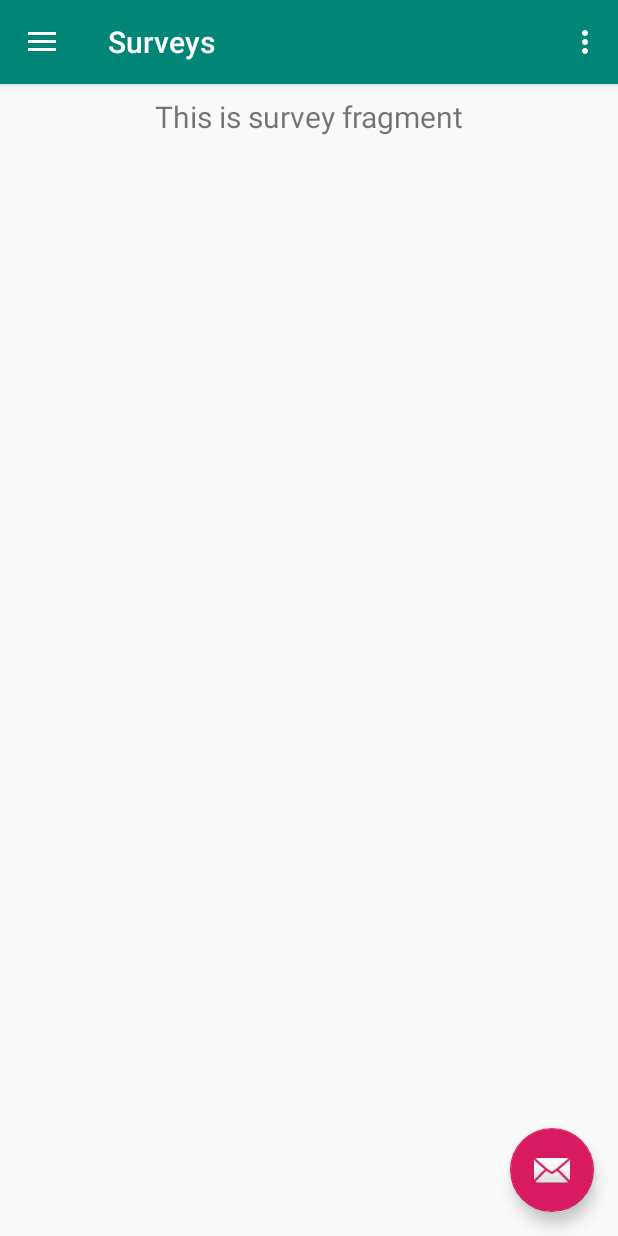
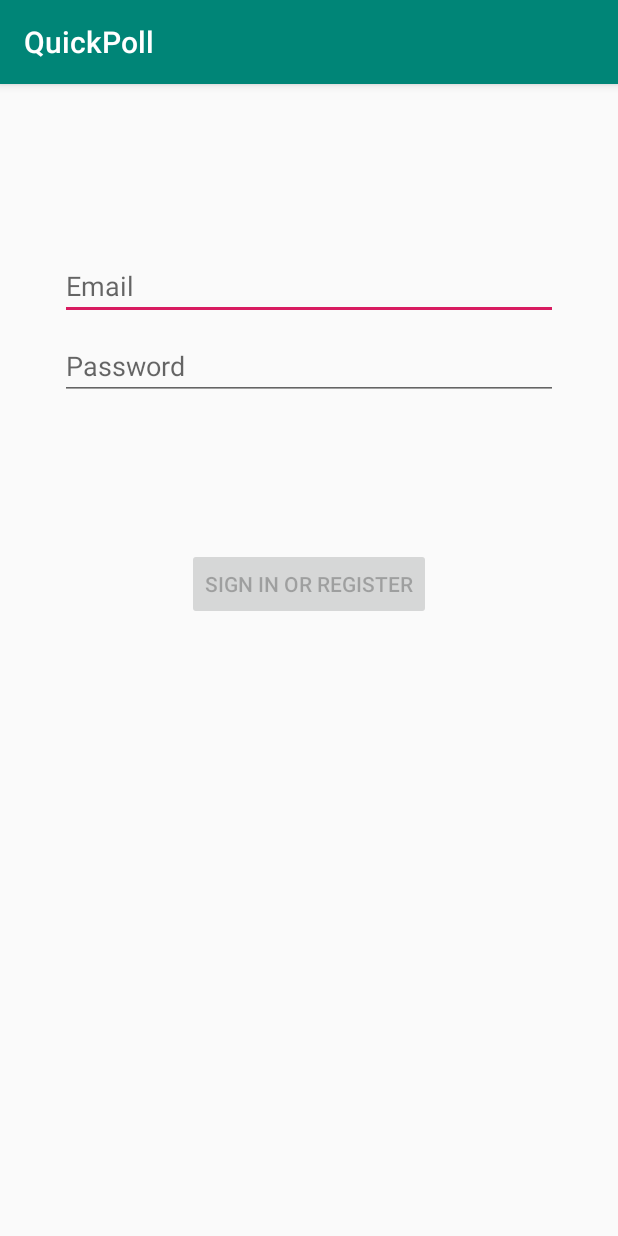
Before and after one commit to shahksh1011/QuickPoll, an Android app: the screen it shows after launch (MainActivity before the commit, LoginActivity after it), on a phone screen of 412 x 824 dp. Run offline under Robolectric (Android 15) with nearby library versions, the phone set to English and light mode, and no system bars.

Commit message:
Login template and Firebase json file

```diff
--- /dev/null
+++ b/Android-App/app/src/main/java/com/example/kshitij/quickpoll/data/LoginRepository.java
@@ -0,0 +1,54 @@
+package com.example.kshitij.quickpoll.data;
+
+import com.example.kshitij.quickpoll.data.model.LoggedInUser;
+
+/**
+ * Class that requests authentication and user information from the remote data source and
+ * maintains an in-memory cache of login status and user credentials information.
+ */
+public class LoginRepository {
+
+    private static volatile LoginRepository instance;
+
+    private LoginDataSource dataSource;
+
+    // If user credentials will be cached in local storage, it is recommended it be encrypted
+    // @see https://developer.android.com/training/articles/keystore
+    private LoggedInUser user = null;
+
+    // private constructor : singleton access
+    private LoginRepository(LoginDataSource dataSource) {
+        this.dataSource = dataSource;
+    }
+
+    public static LoginRepository getInstance(LoginDataSource dataSource) {
+        if (instance == null) {
+            instance = new LoginRepository(dataSource);
+        }
+        return instance;
+    }
+
+    public boolean isLoggedIn() {
+        return user != null;
+    }
+
+    public void logout() {
+        user = null;
+        dataSource.logout();
+    }
+
+    private void setLoggedInUser(LoggedInUser user) {
+        this.user = user;
+        // If user credentials will be cached in local storage, it is recommended it be encrypted
+        // @see https://developer.android.com/training/articles/keystore
+    }
+
+    public Result<LoggedInUser> login(String username, String password) {
+        // handle login
+        Result<LoggedInUser> result = dataSource.login(username, password);
+        if (result instanceof Result.Success) {
+            setLoggedInUser(((Result.Success<LoggedInUser>) result).getData());
+        }
+        return result;
+    }
+}
--- /dev/null
+++ b/Android-App/app/src/main/java/com/example/kshitij/quickpoll/ui/login/LoginActivity.java
@@ -0,0 +1,131 @@
+package com.example.kshitij.quickpoll.ui.login;
+
+import android.app.Activity;
+
+import androidx.lifecycle.Observer;
+import androidx.lifecycle.ViewModelProviders;
+
+import android.os.Bundle;
+
+import androidx.annotation.Nullable;
+import androidx.annotation.StringRes;
+import androidx.appcompat.app.AppCompatActivity;
+
+import android.text.Editable;
+import android.text.TextWatcher;
+import android.view.KeyEvent;
+import android.view.View;
+import android.view.inputmethod.EditorInfo;
+import android.widget.Button;
+import android.widget.EditText;
+import android.widget.ProgressBar;
+import android.widget.TextView;
+import android.widget.Toast;
+
+import com.example.kshitij.quickpoll.R;
+import com.example.kshitij.quickpoll.ui.login.LoginViewModel;
+import com.example.kshitij.quickpoll.ui.login.LoginViewModelFactory;
+
+public class LoginActivity extends AppCompatActivity {
+
+    private LoginViewModel loginViewModel;
+
+    @Override
+    public void onCreate(Bundle savedInstanceState) {
+        super.onCreate(savedInstanceState);
+        setContentView(R.layout.activity_login);
+        loginViewModel = ViewModelProviders.of(this, new LoginViewModelFactory())
+                .get(LoginViewModel.class);
+
+        final EditText usernameEditText = findViewById(R.id.username);
+        final EditText passwordEditText = findViewById(R.id.password);
+        final Button loginButton = findViewById(R.id.login);
+        final ProgressBar loadingProgressBar = findViewById(R.id.loading);
+
+        loginViewModel.getLoginFormState().observe(this, new Observer<LoginFormState>() {
+            @Override
+            public void onChanged(@Nullable LoginFormState loginFormState) {
+                if (loginFormState == null) {
+                    return;
+                }
+                loginButton.setEnabled(loginFormState.isDataValid());
+                if (loginFormState.getUsernameError() != null) {
+                    usernameEditText.setError(getString(loginFormState.getUsernameError()));
+                }
+                if (loginFormState.getPasswordError() != null) {
+                    passwordEditText.setError(getString(loginFormState.getPasswordError()));
+                }
+            }
+        });
+
+        loginViewModel.getLoginResult().observe(this, new Observer<LoginResult>() {
+            @Override
+            public void onChanged(@Nullable LoginResult loginResult) {
+                if (loginResult == null) {
+                    return;
+                }
+                loadingProgressBar.setVisibility(View.GONE);
+                if (loginResult.getError() != null) {
+                    showLoginFailed(loginResult.getError());
+                }
+                if (loginResult.getSuccess() != null) {
+                    updateUiWithUser(loginResult.getSuccess());
+                }
+                setResult(Activity.RESULT_OK);
+
+                //Complete and destroy login activity once successful
+                finish();
+            }
+        });
+
+        TextWatcher afterTextChangedListener = new TextWatcher() {
+            @Override
+            public void beforeTextChanged(CharSequence s, int start, int count, int after) {
+                // ignore
+            }
+
+            @Override
+            public void onTextChanged(CharSequence s, int start, int before, int count) {
+                // ignore
+            }
+
+            @Override
+            public void afterTextChanged(Editable s) {
+                loginViewModel.loginDataChanged(usernameEditText.getText().toString(),
+                        passwordEditText.getText().toString());
+            }
+        };
+        usernameEditText.addTextChangedListener(afterTextChangedListener);
+        passwordEditText.addTextChangedListener(afterTextChangedListener);
+        passwordEditText.setOnEditorActionListener(new TextView.OnEditorActionListener() {
+
+            @Override
+            public boolean onEditorAction(TextView v, int actionId, KeyEvent event) {
+                if (actionId == EditorInfo.IME_ACTION_DONE) {
+                    loginViewModel.login(usernameEditText.getText().toString(),
+                            passwordEditText.getText().toString());
+                }
+                return false;
+            }
+        });
+
+        loginButton.setOnClickListener(new View.OnClickListener() {
+            @Override
+            public void onClick(View v) {
+                loadingProgressBar.setVisibility(View.VISIBLE);
+                loginViewModel.login(usernameEditText.getText().toString(),
+                        passwordEditText.getText().toString());
+            }
+        });
+    }
+
+    private void updateUiWithUser(LoggedInUserView model) {
+        String welcome = getString(R.string.welcome) + model.getDisplayName();
+        // TODO : initiate successful logged in experience
+        Toast.makeText(getApplicationContext(), welcome, Toast.LENGTH_LONG).show();
+    }
+
+    private void showLoginFailed(@StringRes Integer errorString) {
+        Toast.makeText(getApplicationContext(), errorString, Toast.LENGTH_SHORT).show();
+    }
+}
--- /dev/null
+++ b/Android-App/app/src/main/java/com/example/kshitij/quickpoll/ui/login/LoginViewModel.java
@@ -0,0 +1,70 @@
+package com.example.kshitij.quickpoll.ui.login;
+
+import androidx.lifecycle.LiveData;
+import androidx.lifecycle.MutableLiveData;
+import androidx.lifecycle.ViewModel;
+
+import android.util.Patterns;
+
+import com.example.kshitij.quickpoll.data.LoginRepository;
+import com.example.kshitij.quickpoll.data.Result;
+import com.example.kshitij.quickpoll.data.model.LoggedInUser;
+import com.example.kshitij.quickpoll.R;
+
+public class LoginViewModel extends ViewModel {
+
+    private MutableLiveData<LoginFormState> loginFormState = new MutableLiveData<>();
+    private MutableLiveData<LoginResult> loginResult = new MutableLiveData<>();
+    private LoginRepository loginRepository;
+
+    LoginViewModel(LoginRepository loginRepository) {
+        this.loginRepository = loginRepository;
+    }
+
+    LiveData<LoginFormState> getLoginFormState() {
+        return loginFormState;
+    }
+
+    LiveData<LoginResult> getLoginResult() {
+        return loginResult;
+    }
+
+    public void login(String username, String password) {
+        // can be launched in a separate asynchronous job
+        Result<LoggedInUser> result = loginRepository.login(username, password);
+
+        if (result instanceof Result.Success) {
+            LoggedInUser data = ((Result.Success<LoggedInUser>) result).getData();
+            loginResult.setValue(new LoginResult(new LoggedInUserView(data.getDisplayName())));
+        } else {
+            loginResult.setValue(new LoginResult(R.string.login_failed));
+        }
+    }
+
+    public void loginDataChanged(String username, String password) {
+        if (!isUserNameValid(username)) {
+            loginFormState.setValue(new LoginFormState(R.string.invalid_username, null));
+        } else if (!isPasswordValid(password)) {
+            loginFormState.setValue(new LoginFormState(null, R.string.invalid_password));
+        } else {
+            loginFormState.setValue(new LoginFormState(true));
+        }
+    }
+
+    // A placeholder username validation check
+    private boolean isUserNameValid(String username) {
+        if (username == null) {
+            return false;
+        }
+        if (username.contains("@")) {
+            return Patterns.EMAIL_ADDRESS.matcher(username).matches();
+        } else {
+            return !username.trim().isEmpty();
+        }
+    }
+
+    // A placeholder password validation check
+    private boolean isPasswordValid(String password) {
+        return password != null && password.trim().length() > 5;
+    }
+}
--- /dev/null
+++ b/Android-App/app/src/main/java/com/example/kshitij/quickpoll/ui/login/LoginViewModelFactory.java
@@ -0,0 +1,26 @@
+package com.example.kshitij.quickpoll.ui.login;
+
+import androidx.lifecycle.ViewModel;
+import androidx.lifecycle.ViewModelProvider;
+import androidx.annotation.NonNull;
+
+import com.example.kshitij.quickpoll.data.LoginDataSource;
+import com.example.kshitij.quickpoll.data.LoginRepository;
+
+/**
+ * ViewModel provider factory to instantiate LoginViewModel.
+ * Required given LoginViewModel has a non-empty constructor
+ */
+public class LoginViewModelFactory implements ViewModelProvider.Factory {
+
+    @NonNull
+    @Override
+    @SuppressWarnings("unchecked")
+    public <T extends ViewModel> T create(@NonNull Class<T> modelClass) {
+        if (modelClass.isAssignableFrom(LoginViewModel.class)) {
+            return (T) new LoginViewModel(LoginRepository.getInstance(new LoginDataSource()));
+        } else {
+            throw new IllegalArgumentException("Unknown ViewModel class");
+        }
+    }
+}
--- /dev/null
+++ b/Android-App/app/src/main/res/layout/activity_login.xml
@@ -0,0 +1,78 @@
+<?xml version="1.0" encoding="utf-8"?>
+<androidx.constraintlayout.widget.ConstraintLayout xmlns:android="http://schemas.android.com/apk/res/android"
+    xmlns:app="http://schemas.android.com/apk/res-auto"
+    xmlns:tools="http://schemas.android.com/tools"
+    android:id="@+id/container"
+    android:layout_width="match_parent"
+    android:layout_height="match_parent"
+    android:paddingLeft="@dimen/activity_horizontal_margin"
+    android:paddingTop="@dimen/activity_vertical_margin"
+    android:paddingRight="@dimen/activity_horizontal_margin"
+    android:paddingBottom="@dimen/activity_vertical_margin"
+    tools:context=".ui.login.LoginActivity">
+
+    <EditText
+        android:id="@+id/username"
+        android:layout_width="0dp"
+        android:layout_height="wrap_content"
+        android:layout_marginStart="24dp"
+        android:layout_marginTop="96dp"
+        android:layout_marginEnd="24dp"
+
+        android:hint="@string/prompt_email"
+        android:inputType="textEmailAddress"
+        android:selectAllOnFocus="true"
+        app:layout_constraintEnd_toEndOf="parent"
+        app:layout_constraintStart_toStartOf="parent"
+        app:layout_constraintTop_toTopOf="parent" />
+
+    <EditText
+        android:id="@+id/password"
+        android:layout_width="0dp"
+        android:layout_height="wrap_content"
+        android:layout_marginStart="24dp"
+        android:layout_marginTop="8dp"
+        android:layout_marginEnd="24dp"
+
+        android:hint="@string/prompt_password"
+        android:imeActionLabel="@string/action_sign_in_short"
+        android:imeOptions="actionDone"
+        android:inputType="textPassword"
+        android:selectAllOnFocus="true"
+        app:layout_constraintEnd_toEndOf="parent"
+        app:layout_constraintStart_toStartOf="parent"
+        app:layout_constraintTop_toBottomOf="@+id/username" />
+
+    <Button
+        android:id="@+id/login"
+        android:layout_width="wrap_content"
+        android:layout_height="wrap_content"
+        android:layout_gravity="start"
+        android:layout_marginStart="48dp"
+        android:layout_marginTop="16dp"
+        android:layout_marginEnd="48dp"
+        android:layout_marginBottom="64dp"
+        android:enabled="false"
+        android:text="@string/action_sign_in"
+        app:layout_constraintBottom_toBottomOf="parent"
+        app:layout_constraintEnd_toEndOf="parent"
+        app:layout_constraintStart_toStartOf="parent"
+        app:layout_constraintTop_toBottomOf="@+id/password"
+        app:layout_constraintVertical_bias="0.2" />
+
+    <ProgressBar
+        android:id="@+id/loading"
+        android:layout_width="wrap_content"
+        android:layout_height="wrap_content"
+        android:layout_gravity="center"
+        android:layout_marginStart="32dp"
+        android:layout_marginTop="64dp"
+        android:layout_marginEnd="32dp"
+        android:layout_marginBottom="64dp"
+        android:visibility="gone"
+        app:layout_constraintBottom_toBottomOf="parent"
+        app:layout_constraintEnd_toEndOf="@+id/password"
+        app:layout_constraintStart_toStartOf="@+id/password"
+        app:layout_constraintTop_toTopOf="parent"
+        app:layout_constraintVertical_bias="0.3" />
+</androidx.constraintlayout.widget.ConstraintLayout>
--- a/Android-App/app/src/main/res/values/strings.xml
+++ b/Android-App/app/src/main/res/values/strings.xml
@@ -15,4 +15,13 @@
     <string name="menu_logout">Logout</string>
     <string name="menu_surveys">Surveys</string>
     <string name="menu_polls">Polls</string>
+    <string name="title_activity_login">Sign in</string>
+    <string name="prompt_email">Email</string>
+    <string name="prompt_password">Password</string>
+    <string name="action_sign_in">Sign in or register</string>
+    <string name="action_sign_in_short">Sign in</string>
+    <string name="welcome">"Welcome !"</string>
+    <string name="invalid_username">Not a valid username</string>
+    <string name="invalid_password">Password must be >5 characters</string>
+    <string name="login_failed">"Login failed"</string>
 </resources>
--- a/Android-App/build.gradle
+++ b/Android-App/build.gradle
@@ -7,7 +7,8 @@
 
     }
     dependencies {
-        classpath 'com.android.tools.build:gradle:3.5.0'
+        classpath 'com.android.tools.build:gradle:3.5.2'
+        classpath 'com.google.gms:google-services:4.3.3'
 
         // NOTE: Do not place your application dependencies here; they belong
         // in the individual module build.gradle files
```
Also changed, not shown: Android-App/app/build.gradle (+10 -6 lines), Android-App/app/src/main/AndroidManifest.xml (+12 -3 lines), Android-App/app/src/main/java/com/example/kshitij/quickpoll/data/LoginDataSource.java (added, +29 -0 lines), Android-App/app/src/main/java/com/example/kshitij/quickpoll/data/Result.java (added, +48 -0 lines), Android-App/app/src/main/java/com/example/kshitij/quickpoll/data/model/LoggedInUser.java (added, +23 -0 lines), Android-App/app/src/main/java/com/example/kshitij/quickpoll/ui/login/LoggedInUserView.java (added, +17 -0 lines), Android-App/app/src/main/java/com/example/kshitij/quickpoll/ui/login/LoginFormState.java (added, +40 -0 lines), Android-App/app/src/main/java/com/example/kshitij/quickpoll/ui/login/LoginResult.java (added, +31 -0 lines), 1 other file.
